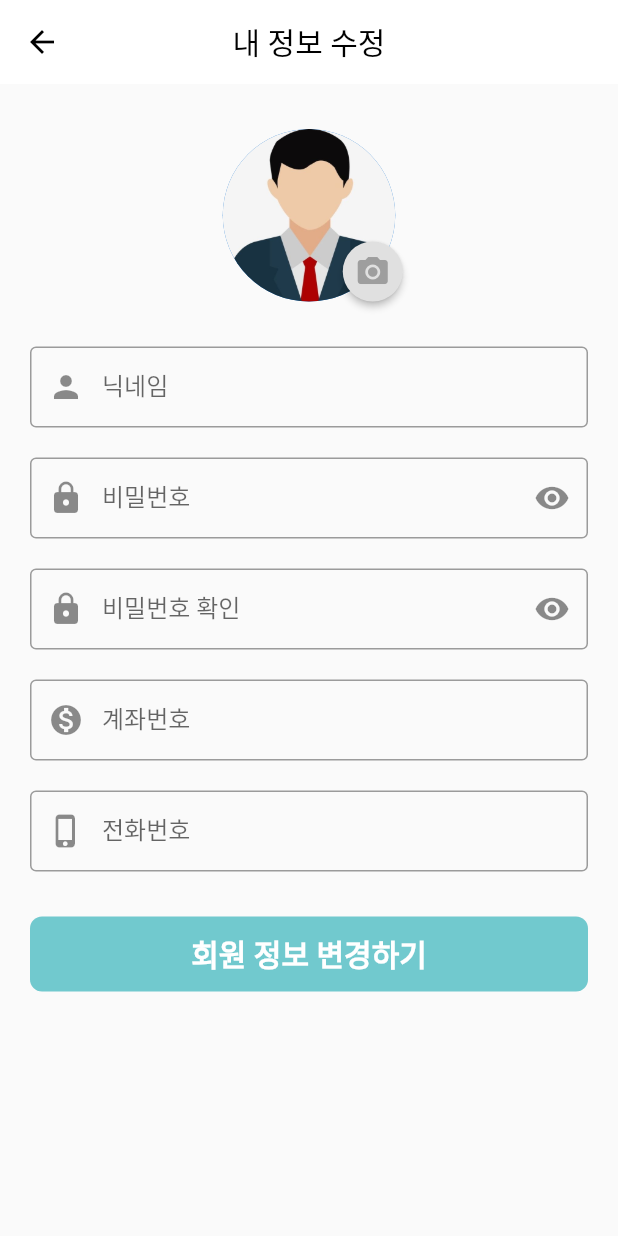
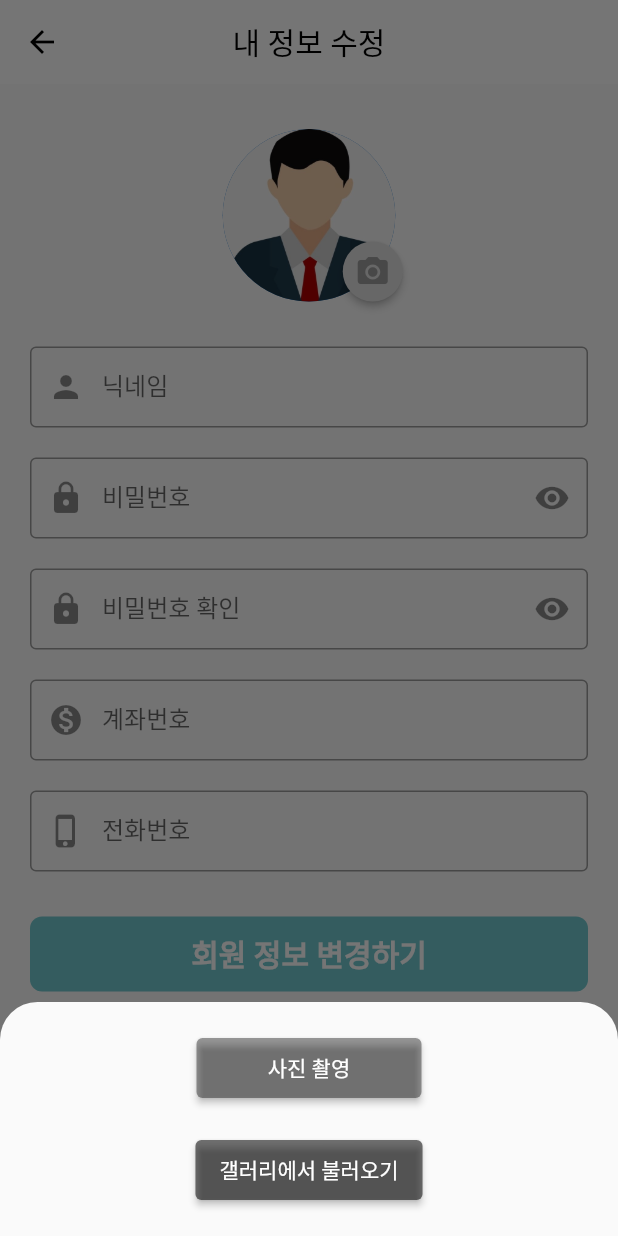
Before and after one commit to clean17/Village-Front-Project, a Flutter app: the UserUpdateInfoPage screen opened by its route, after a tap on the "camera alt" icon, on a phone screen of 412 x 824 dp. Run offline on Flutter 3.47's test engine with Material 2 defaults, Android fonts, the phone set to English and light mode, and no system bars; our stand-ins replace dio, flutter_riverpod, flutter_secure_storage, fluttertoast, font_awesome_flutter, geolocator and 5 more; missing offline and left inert: remedi_kopo; accounts and stored records are empty; statements that could not run were skipped; project files that could hold a hidden picture were left out.

Commit message:
user_update_info_page 수정 및 imagePicker 사용 기능 추가

```diff
--- a/lib/view/pages/user/info_update_page/widgets/profile_pic.dart
+++ b/lib/view/pages/user/info_update_page/widgets/profile_pic.dart
@@ -1,6 +1,8 @@
 import 'dart:io';
 
+import 'package:flutter/foundation.dart';
 import 'package:flutter/material.dart';
+import 'package:image_picker/image_picker.dart';
 
 class ProfilePic extends StatefulWidget {
   const ProfilePic({Key? key}) : super(key: key);
@@ -11,6 +13,7 @@ class ProfilePic extends StatefulWidget {
 
 class _ProfilePicState extends State<ProfilePic> {
 
+  File? _immage;
 
   @override
   Widget build(BuildContext context) {
@@ -21,8 +24,8 @@ class _ProfilePicState extends State<ProfilePic> {
         clipBehavior: Clip.none, //overflow 해결
         fit: StackFit.expand,
         children: [
-          const CircleAvatar(
-            backgroundImage: AssetImage("assets/images/profile.jpg"),
+          CircleAvatar(
+            backgroundImage: _immage !=null ? Image.file(_immage!).image : const AssetImage("assets/images/profile.jpg"),
           ),
           Positioned(
             right: -5,
@@ -42,7 +45,9 @@ class _ProfilePicState extends State<ProfilePic> {
                   backgroundColor:
                   MaterialStateProperty.all<Color>(Colors.grey.shade300),
                 ),
-                onPressed: () {},
+                onPressed: () {
+                  _showModalBottomSheet(context);
+                },
                 child: const Icon(
                   Icons.camera_alt,
                   color: Colors.grey,
@@ -54,4 +59,64 @@ class _ProfilePicState extends State<ProfilePic> {
       ),
     );
   }
+
+  void _showModalBottomSheet(BuildContext context) {
+    showModalBottomSheet(
+      context: context,
+      shape: const RoundedRectangleBorder(
+        borderRadius: BorderRadius.vertical(
+          top: Radius.circular(25),
+        ),
+      ),
+      builder: (context) {
+        return Column(
+          mainAxisSize: MainAxisSize.min,
+          children: [
+            const SizedBox(
+              height: 20,
+            ),
+            ElevatedButton(
+              style: ElevatedButton.styleFrom(
+                  backgroundColor: Colors.black38, minimumSize: Size(150, 40)),
+              onPressed: () {
+                _getImage(ImageSource.camera);
+              },
+              child: const Text("사진 촬영"),
+            ),
+            const SizedBox(
+              height: 10,
+            ),
+            const SizedBox(
+              height: 10,
+            ),
+            ElevatedButton(
+              style: ElevatedButton.styleFrom(
+                  backgroundColor: Colors.black54, minimumSize: Size(150, 40)),
+              onPressed: () {
+                _getImage(ImageSource.gallery);
+              },
+              child: const Text("갤러리에서 불러오기"),
+            ),
+            const SizedBox(
+              height: 20,
+            ),
+          ],
+        );
+      },
+    );
+  }
+
+  Future _getImage(ImageSource source) async {
+    final image = await ImagePicker().pickImage(source: source);
+    if (image == null) return;
+
+    final imageTemporary = File(image.path);
+
+    setState(() {
+      this._immage = imageTemporary;
+    });
+
+    Navigator.pop(context); // _showModalBottomSheet가 선택 된 후 닫힘.
+  }
+
 }
--- a/lib/view/pages/user/info_update_page/widgets/update_form.dart
+++ b/lib/view/pages/user/info_update_page/widgets/update_form.dart
@@ -1,15 +1,16 @@
 import 'package:flutter/material.dart';
 import 'package:village/core/constants/color.dart';
 
+
 class UpdateForm extends StatelessWidget {
   final _formfield = GlobalKey<FormState>();
-  final nameController = TextEditingController();
-  final passwordController = TextEditingController();
-  final passwordController2 = TextEditingController();
-  final accountController = TextEditingController();
-  final telController = TextEditingController();
+  final _nameController = TextEditingController();
+  final _passwordController = TextEditingController();
+  final _passwordController2 = TextEditingController();
+  final _accountController = TextEditingController();
+  final _telController = TextEditingController();
 
-  bool passwordToggle = true;
+  bool _passwordToggle = true;
 
   UpdateForm({Key? key}) : super(key: key);
 
@@ -21,7 +22,7 @@ class UpdateForm extends StatelessWidget {
         crossAxisAlignment: CrossAxisAlignment.start,
         children: [
           TextFormField(
-              controller: nameController,
+              controller: _nameController,
               decoration: const InputDecoration(
                   contentPadding: EdgeInsets.symmetric(vertical: 15),
                   labelText: "닉네임",
@@ -31,15 +32,15 @@ class UpdateForm extends StatelessWidget {
               validator: (value) {
                 if (value!.isEmpty) {
                   return "닉네임을 입력해주세요.";
-                } else if (nameController.text.length < 2) {
+                } else if (_nameController.text.length < 2) {
                   return "닉네임은 2자 이상입니다.";
                 }
                 return null;
               }),
           const SizedBox(height: 20),
           TextFormField(
-              controller: passwordController,
-              obscureText: passwordToggle,
+              controller: _passwordController,
+              obscureText: _passwordToggle,
               decoration: InputDecoration(
                 contentPadding: const EdgeInsets.symmetric(vertical: 15),
                 labelText: "비밀번호",
@@ -48,24 +49,24 @@ class UpdateForm extends StatelessWidget {
                 prefixIcon: const Icon(Icons.lock),
                 suffixIcon: InkWell(
                   onTap: () {
-                    passwordToggle = !passwordToggle;
+                    _passwordToggle = !_passwordToggle;
                   },
                   child: Icon(
-                      passwordToggle ? Icons.visibility : Icons.visibility_off),
+                      _passwordToggle ? Icons.visibility : Icons.visibility_off),
                 ),
               ),
               validator: (value) {
                 if (value!.isEmpty) {
                   return "비밀번호를 입력해주세요.";
-                } else if (passwordController.text.length < 8) {
+                } else if (_passwordController.text.length < 8) {
                   return "비밀번호는 8자 이상입니다.";
                 }
                 return null;
               }),
           const SizedBox(height: 20),
           TextFormField(
-              controller: passwordController2,
-              obscureText: passwordToggle,
+              controller: _passwordController2,
+              obscureText: _passwordToggle,
               decoration: InputDecoration(
                 contentPadding: const EdgeInsets.symmetric(vertical: 15),
                 labelText: "비밀번호 확인",
@@ -74,18 +75,18 @@ class UpdateForm extends StatelessWidget {
                 prefixIcon: const Icon(Icons.lock),
                 suffixIcon: InkWell(
                   onTap: () {
-                    passwordToggle = !passwordToggle;
+                    _passwordToggle = !_passwordToggle;
                   },
                   child: Icon(
-                      passwordToggle ? Icons.visibility : Icons.visibility_off),
+                      _passwordToggle ? Icons.visibility : Icons.visibility_off),
                 ),
               ),
               validator: (value) {
                 if (value!.isEmpty) {
                   return "비밀번호를 입력해주세요.";
-                } else if (passwordController.text.length < 8) {
+                } else if (_passwordController.text.length < 8) {
                   return "비밀번호는 8자 이상입니다.";
-                } else if (value != passwordController.text) {
+                } else if (value != _passwordController.text) {
                   return "비밀번호가 다릅니다.";
                 }
                 return null;
@@ -93,7 +94,7 @@ class UpdateForm extends StatelessWidget {
           const SizedBox(height: 20),
           TextFormField(
               keyboardType: TextInputType.number,
-              controller: accountController,
+              controller: _accountController,
               decoration: const InputDecoration(
                 contentPadding: EdgeInsets.symmetric(vertical: 15),
                 labelText: "계좌번호",
@@ -104,7 +105,7 @@ class UpdateForm extends StatelessWidget {
               validator: (value) {
                 if (value!.isEmpty) {
                   return "계좌번호를 입력해주세요.";
-                } else if (accountController.text.contains("-")) {
+                } else if (_accountController.text.contains("-")) {
                   return "( - ) 을 제외하고 입력해주세요.";
                 }
                 return null;
@@ -112,7 +113,7 @@ class UpdateForm extends StatelessWidget {
           const SizedBox(height: 20),
           TextFormField(
               keyboardType: TextInputType.number,
-              controller: telController,
+              controller: _telController,
               decoration: const InputDecoration(
                 contentPadding: EdgeInsets.symmetric(vertical: 15),
                 labelText: "전화번호",
@@ -123,7 +124,7 @@ class UpdateForm extends StatelessWidget {
               validator: (value) {
                 if (value!.isEmpty) {
                   return "전화번호를 입력해주세요.";
-                } else if (telController.text.contains("-")) {
+                } else if (_telController.text.contains("-")) {
                   return "( - ) 을 제외하고 입력해주세요.";
                 }
                 return null;
```
Also changed, not shown: lib/view/pages/main/main_page/main_page.dart (+6 -3 lines), lib/view/pages/main/main_page/widgets/login_page/login_page.dart (deleted, +0 -21 lines), lib/view/pages/main/main_page/widgets/custom_bottom_navigation_bar.dart (line endings or trailing spaces).
